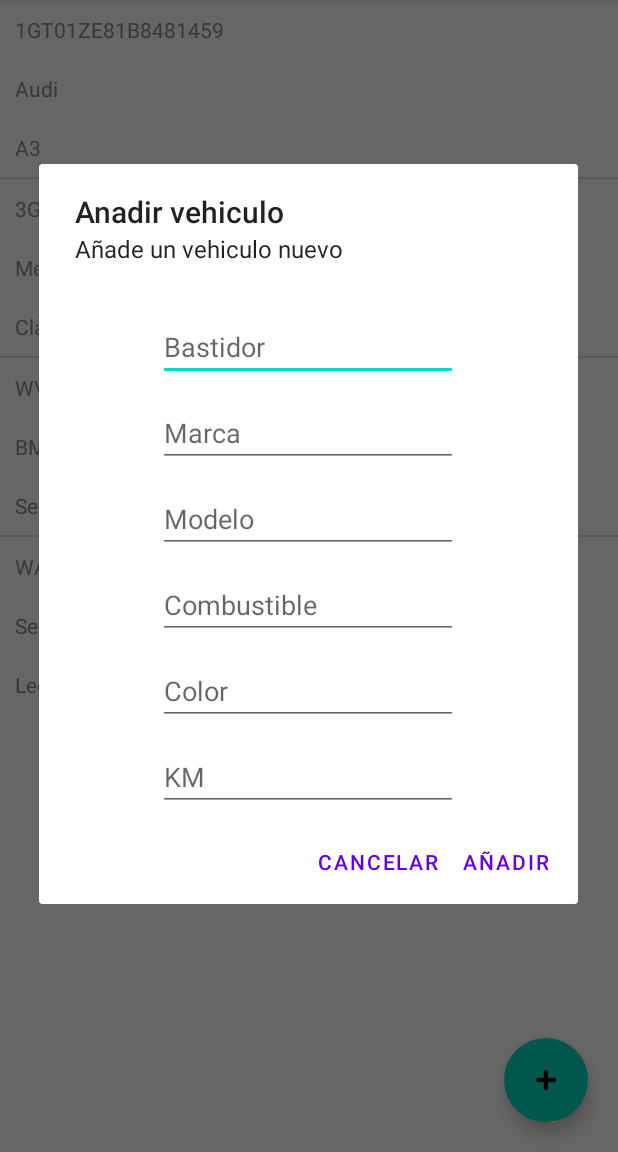
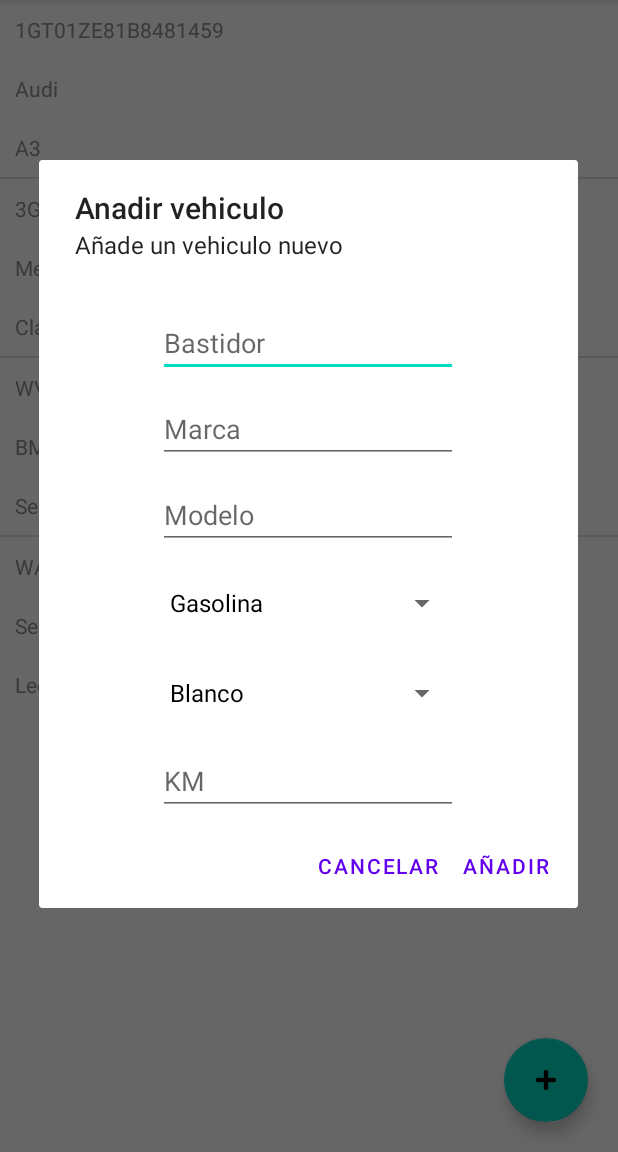
Before and after one commit to pablofu9/Practica18Kotlin, an Android app: the screen it shows after launch (MainActivity), after a tap on an icon or button, on a phone screen of 412 x 824 dp, the part 84-1236 px from its top. Run offline under Robolectric (Android 15) with nearby library versions, the phone set to English and light mode, and no system bars.

```diff
--- a/app/src/main/java/com/example/practica18_pablofuertes/controller/SqliteHelper.kt
+++ b/app/src/main/java/com/example/practica18_pablofuertes/controller/SqliteHelper.kt
@@ -84,12 +84,13 @@ class SqliteHelper(context:Context?):SQLiteOpenHelper(context,NAME,null,VERSION)
     fun modificarVehiculo(vehiculo: Vehiculo){
         val db=writableDatabase
         val values = ContentValues()
+
         values.put(VehiculoContract.MARCA,vehiculo.marca)
         values.put(VehiculoContract.MODELO,vehiculo.modelo)
         values.put(VehiculoContract.COMBUSTIBLE,vehiculo.combustible)
         values.put(VehiculoContract.COLOR,vehiculo.color)
         values.put(VehiculoContract.KM,vehiculo.km)
-        db.update(VehiculoContract.TABLE_NAME, values, VehiculoContract.BASTIDOR+" =?", arrayOf(VehiculoContract.BASTIDOR))
+        db.update(VehiculoContract.TABLE_NAME, values, VehiculoContract.BASTIDOR+" =?", arrayOf(vehiculo.numeroBastidor))
     }
 
 
--- a/app/src/main/java/com/example/practica18_pablofuertes/dialogs/DialogAnadir.kt
+++ b/app/src/main/java/com/example/practica18_pablofuertes/dialogs/DialogAnadir.kt
@@ -5,7 +5,9 @@ import android.app.Dialog
 import android.content.DialogInterface
 import android.os.Bundle
 import android.view.View
+import android.widget.ArrayAdapter
 import android.widget.EditText
+import android.widget.Spinner
 import android.widget.Toast
 import androidx.fragment.app.DialogFragment
 import com.example.practica18_pablofuertes.R
@@ -17,8 +19,8 @@ class DialogAnadir():DialogFragment(), DialogInterface.OnClickListener {
     private lateinit var t2:EditText
     private lateinit var t3:EditText
     private lateinit var t4:EditText
-    private lateinit var t5:EditText
-    private lateinit var t6:EditText
+    private lateinit var t5:Spinner
+    private lateinit var t6:Spinner
     private lateinit var t7:EditText
     private var onDismissListener: DialogInterface.OnDismissListener? = null
 
@@ -28,12 +30,23 @@ class DialogAnadir():DialogFragment(), DialogInterface.OnClickListener {
         val builder=AlertDialog.Builder(context)
         val inflater=requireActivity().layoutInflater
         val view: View =inflater.inflate(R.layout.ventana_anadir, null)
+        //Campos de texto y spinner
         t2=view.findViewById(R.id.t2)
         t3=view.findViewById(R.id.t3)
         t4=view.findViewById(R.id.t4)
         t5=view.findViewById(R.id.t5)
         t6=view.findViewById(R.id.t6)
         t7=view.findViewById(R.id.t7)
+
+        //Cremamos los arrays y los adaptadores para los spinner de colores y combustible
+        val arrayColores = arrayOf("Blanco","Negro","Azul","Rojo","Gris","Verde","Amarillo")
+        val arrayCombustible = arrayOf("Gasolina","Diesel","Hibrido")
+        val spinnerCombustibleAdapter = context?.let { ArrayAdapter(it, androidx.appcompat.R.layout.support_simple_spinner_dropdown_item, arrayCombustible) }
+        val spinnerColoresAdapter = context?.let { ArrayAdapter(it, androidx.appcompat.R.layout.support_simple_spinner_dropdown_item, arrayColores) }
+        t5.adapter=spinnerCombustibleAdapter
+        t6.adapter=spinnerColoresAdapter
+
+        //Vista
         builder.setView(view)
         builder.setTitle("Anadir vehiculo")
         builder.setMessage("Añade un vehiculo nuevo")
@@ -45,12 +58,15 @@ class DialogAnadir():DialogFragment(), DialogInterface.OnClickListener {
 
         when(p1){
             -1->{
-                if(t2.text.isEmpty() || t3.text.isEmpty() || t4.text.isEmpty() || t5.text.isEmpty() || t6.text.isEmpty() || t7.text.isEmpty()){
-                    Toast.makeText(context,"Hay algun campo vacio", Toast.LENGTH_LONG).show()
-
+                //Boton de aceptar, si hay algun campo vacio no se inserta el vehiculo
+                if(t2.text.isEmpty() || t3.text.isEmpty() || t4.text.isEmpty() ||  t7.text.isEmpty()) {
+                    Toast.makeText(context, "Hay algun campo vacio", Toast.LENGTH_LONG).show()
+                }else if(t2.text.length !=17){
+                    Toast.makeText(context, "Numero de bastidor incorrecto", Toast.LENGTH_LONG).show()
                 }else{
+                    //Si todos los campos estan llenos el vehiculo se insertara
                     val v:Vehiculo=
-                        Vehiculo(t2.text.toString(),t3.text.toString(),t4.text.toString(),t5.text.toString(),t6.text.toString(),t7.text.toString().toInt())
+                        Vehiculo(t2.text.toString(),t3.text.toString(),t4.text.toString(),t5.selectedItem.toString(),t6.selectedItem.toString(),t7.text.toString().toInt())
                     val helper=SqliteHelper(context)
                     helper.insertarVehiculo(v)
                     Toast.makeText(context,"Vehiculo insertado", Toast.LENGTH_LONG).show()
--- a/app/src/main/res/layout-land/ventana_anadir.xml
+++ b/app/src/main/res/layout-land/ventana_anadir.xml
@@ -33,14 +33,14 @@
         <TableRow>
 
 
-            <EditText
+            <Spinner
                 android:layout_width="100dp"
                 android:layout_height="wrap_content"
                 android:hint="Combustible"
                 android:id="@+id/t5"
                 android:layout_margin="6dp"
                 android:layout_gravity="center"/>
-            <EditText
+            <Spinner
                 android:layout_width="100dp"
                 android:layout_height="wrap_content"
                 android:hint="Color"
@@ -58,7 +58,4 @@
 
     </TableLayout>
 
-
-
-
 </LinearLayout>
--- a/app/src/main/res/layout/ventana_anadir.xml
+++ b/app/src/main/res/layout/ventana_anadir.xml
@@ -12,7 +12,9 @@
         android:hint="Bastidor"
         android:id="@+id/t2"
         android:layout_margin="6dp"
-        android:layout_gravity="center"/>
+        android:layout_gravity="center"
+        android:maxLength="17"
+        />
     <EditText
         android:layout_width="200dp"
         android:layout_height="wrap_content"
@@ -27,14 +29,14 @@
         android:id="@+id/t4"
         android:layout_margin="6dp"
         android:layout_gravity="center"/>
-    <EditText
+    <Spinner
         android:layout_width="200dp"
         android:layout_height="wrap_content"
         android:hint="Combustible"
         android:id="@+id/t5"
         android:layout_margin="6dp"
         android:layout_gravity="center"/>
-    <EditText
+    <Spinner
         android:layout_width="200dp"
         android:layout_height="wrap_content"
         android:hint="Color"
```
Also changed, not shown: app/src/main/java/com/example/practica18_pablofuertes/dialogs/DialogModificar.kt (+40 -7 lines).
